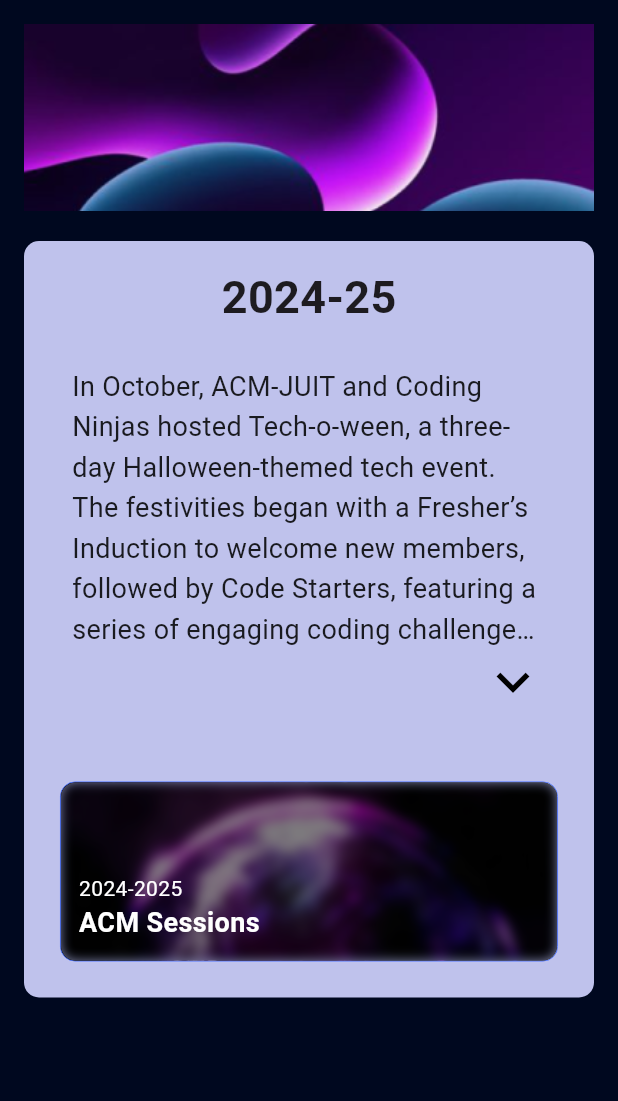
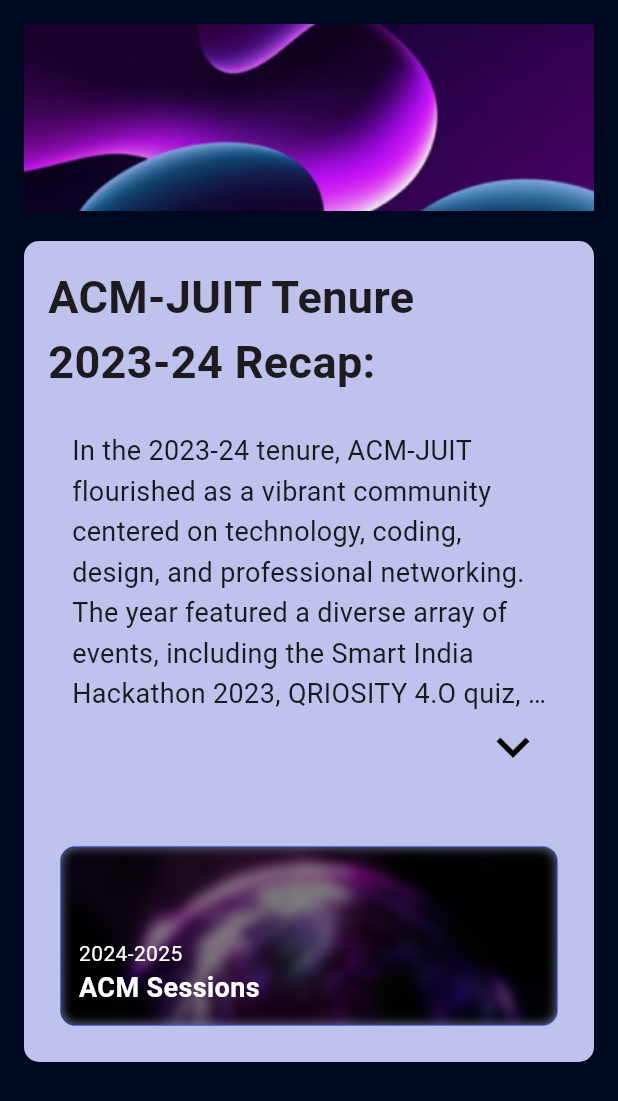
Before and after one commit to ACM-JUIT/Omnia-Frontend, a Flutter app: the ACM screen opened directly, after a tap on "Tenure", on a phone screen of 412 x 824 dp. Shown: the top 1101 px of the screen. Run offline on Flutter 3.47's test engine with Material 3 defaults, Android fonts, the phone set to English and light mode, and no system bars; our stand-ins replace cloud_firestore, dots_indicator, elegant_notification, firebase_auth, firebase_core, firebase_storage and 2 more; accounts and stored records are empty; generated files the repository leaves out were written again.

Commit message:
Re-release stuff
descriptions and shi

```diff
--- a/lib/Screens/Community/ACM/Sessions/session.dart
+++ b/lib/Screens/Community/ACM/Sessions/session.dart
@@ -1,5 +1,4 @@
 import 'dart:ui';
-
 import 'package:flutter/material.dart';
 import 'package:omnia/Resources/Theme/theme.dart';
 import 'package:omnia/Screens/Community/ACM/Sessions/session_desc.dart';
--- a/lib/cardvalues.dart
+++ b/lib/cardvalues.dart
@@ -29,8 +29,8 @@ List<String> homeImagesList = [
 ];
 
 List<String> eventsDescription = [
-  "Hache, organized by JUIT, is the ultimate cybersecurity showdown where digital defenders come together to test their mettle, showcasing their skills and knowledge. It's a vibrant platform where students and professionals dive into the challenges of the digital age, participating in competitions, workshops, and expert talks. Hache is the hub for cybersecurity enthusiasts to learn, collaborate, and",
-  "Qriosity is a CTF (Capture the Flag) event where participants will be given a set of challenges to solve. The challenges will be based on various domains of Cyber Security like Web Exploitation, Cryptography, Forensics, etc. The participants will be given a flag for each challenge they solve. The participant with the maximum number of flags will be declared as the winner.",
+  "The Smart India Hackathon (SIH) Internal Round, organized by ACM-JUIT, took place on September 23-24, 2023. Teams of students collaborated to solve real-world problems through innovative tech solutions. Participants received guidance from mentors and engaged in intense coding sessions. On the final day, teams presented their projects to a panel of judges, showcasing their problem-solving skills and creativity. The top teams were recognized and awarded for their exceptional contributions. This event provided valuable experience and fostered a spirit of innovation and collaboration among students.",
+  "QRIOSITY 4.0, hosted by ACM-JUIT on 17th February 2024, was a stimulating quiz event featuring questions on tech, non-tech, and startup topics. Participants competed individually, showcasing their knowledge and quick thinking. The event concluded with the top performers receiving recognition and awards.",
   "Inside-Out is a UI/UX event where participants will be given a set of challenges to solve. The challenges will be based on various domains of UI/UX like Web Designing, App Designing, etc. The participants will be given a flag for each challenge they solve. The participant with the maximum number of flags will be declared as the winner.",
   "In October, ACM-JUIT and Coding Ninjas hosted Tech-o-ween, a three-day Halloween-themed tech event. The festivities began with a Fresher’s Induction to welcome new members, followed by Code Starters, featuring a series of engaging coding challenges. The event concluded with the Domain of Secrets, an outdoor adventure set in Mughal Gardens that combined problem-solving with a thrilling atmosphere. Participants competed for rewards worth over 3k+, making Tech-o-ween a memorable blend of technology and Halloween fun.",
 ];
@@ -85,7 +85,7 @@ const acmLogo = "assets/acmlogo.png";
 
 const acmDescription = "What is ACM? Acm student chapter waknaghat comprises of several teams which help the student grow and learn of their interests and where they can excel.";
 List<String> acmHeadings = [
-  "2024-25",
+  "ACM-JUIT Tenure 2023-24 Recap:",
 ];
 
 List<String> acmSubheadings = [
@@ -98,7 +98,7 @@ List<String> tenureImages = [
 ];
 
 List<String> tenureDescription = [
-  "In October, ACM-JUIT and Coding Ninjas hosted Tech-o-ween, a three-day Halloween-themed tech event. The festivities began with a Fresher’s Induction to welcome new members, followed by Code Starters, featuring a series of engaging coding challenges. The event concluded with the Domain of Secrets, an outdoor adventure set in Mughal Gardens that combined problem-solving with a thrilling atmosphere. Participants competed for rewards worth over 3k+, making Tech-o-ween a memorable blend of technology and Halloween fun." ,
+  "In the 2023-24 tenure, ACM-JUIT flourished as a vibrant community centered on technology, coding, design, and professional networking. The year featured a diverse array of events, including the Smart India Hackathon 2023, QRIOSITY 4.O quiz, and workshops on fintech, web development, and AI/ML. The community focused on enhancing both technical and non-technical skills through well-organized sessions and interactive events. With strong emphasis on member engagement and networking, ACM-JUIT successfully provided valuable learning experiences and industry connections, contributing to the growth and enrichment of its members." ,
 ];
 
 
@@ -148,7 +148,7 @@ List<String> sessionDescription = [
   "On 4th April at 10:00 AM, we hosted BlockBlaze, a captivating session on blockchain and web3, featuring Samarth Saxena from Shardeum. Participants immersed themselves in the world of blockchain technology, gaining insights into its applications and future potentials.Samarth Saxena provided valuable expertise, discussing key concepts such as decentralized networks, smart contracts, and the impact of blockchain on various industries. Attendees had the opportunity to ask questions and engage in thought-provoking discussions, enhancing their understanding of this transformative technology.",
   "ACM-JUIT organized an engaging two-day session on 25th and 26th April, combining competition and learning opportunities for participants.On the first day, industry experts Ms. Vania Islam and Mr. Ashish Rajput from Tartan conducted an insightful workshop. They shared valuable knowledge on emerging technologies and practical applications, enriching participants' understanding and preparing them for future challenges in the tech industry.The second day featured a spirited competition where students tackled assigned projects to showcase their technical skills. These projects were judged by UI/UX experts who provided valuable feedback on the participants' work. Prizes worth up to 2K added excitement to the event, motivating participants to excel.",
   "ACM-JUIT hosted a transformative 3-day session from 30th April to 2nd May, focusing on AI/ML and Data Science in CR6. Each night, starting at 9:30 PM, attendees immersed themselves in workshops and discussions led by industry experts. The sessions covered essential topics in artificial intelligence, machine learning, and data science, from foundational concepts to advanced applications.Participants engaged in hands-on exercises, applying theoretical knowledge to real-world scenarios. Expert speakers shared insights into the latest trends, practical challenges, and future directions of AI/ML, sparking stimulating discussions among attendees. The late-night sessions in CR6 provided a conducive environment for deep learning and collaborative exploration of cutting-edge technologies.",
-  "AI & ML is a Hackathon event where participants will be given a set of challenges to solve. The challenges will be based on various domains of Cyber Security like Web Exploitation, Cryptography, Forensics, etc. The participants will be given a flag for each challenge they solve. The participant with the maximum number of flags will be declared as the winner.",
+  "ACM-JUIT's app development sessions, held from 16th to 18th May 2024, provided an immersive experience in mobile app creation. Participants engaged in practical training covering key aspects of app design and development. The sessions included coding exercises, design principles, and best practices, aimed at equipping attendees with the skills needed to develop functional and user-friendly mobile applications.",
 ];
 
 final List<List<String>> gallery = [
```
Also changed, not shown: lib/firebase_options.dart (deleted), 1 other file.
